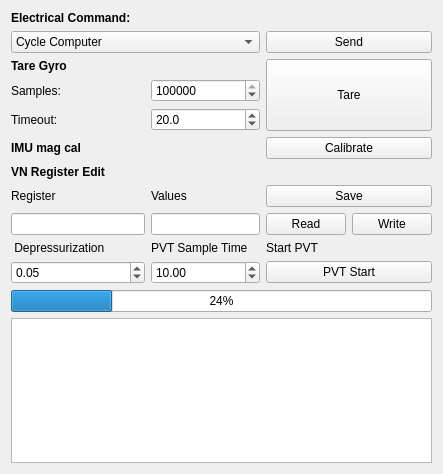
osu-uwrt/mercury_gui, file riptide_rviz/riptide_rviz/src/ElectricalPanel.ui: the form before one commit.
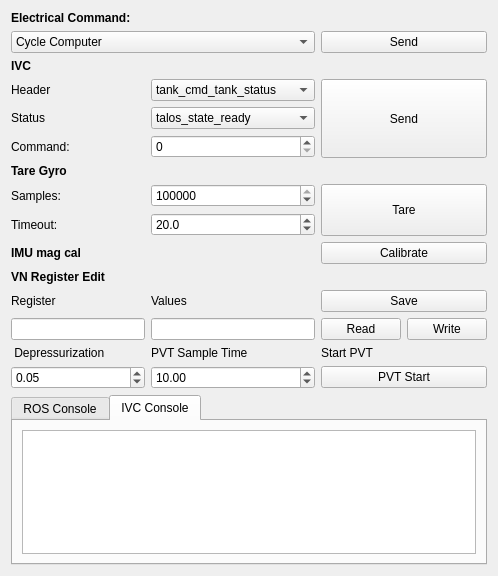
The form after the commit.

Commit message: ivc support in rviz electrical panel

The edit to the form file:
```diff
--- a/riptide_rviz/riptide_rviz/src/ElectricalPanel.ui
+++ b/riptide_rviz/riptide_rviz/src/ElectricalPanel.ui
@@ -6,8 +6,8 @@
    <rect>
     <x>0</x>
     <y>0</y>
-    <width>443</width>
-    <height>474</height>
+    <width>453</width>
+    <height>576</height>
    </rect>
   </property>
   <property name="sizePolicy">
@@ -22,79 +22,10 @@
   <layout class="QGridLayout" name="gridLayout_2">
    <item row="0" column="0">
     <layout class="QGridLayout" name="gridLayout">
-     <item row="14" column="1">
-      <widget class="QDoubleSpinBox" name="PVTSampleTime">
-       <property name="value">
-        <double>10.000000000000000</double>
-       </property>
-      </widget>
-     </item>
-     <item row="10" column="1">
-      <widget class="QLineEdit" name="registerData_2"/>
-     </item>
-     <item row="4" column="1">
-      <widget class="QDoubleSpinBox" name="tareTimeout">
-       <property name="decimals">
-        <number>1</number>
-       </property>
-       <property name="maximum">
-        <double>60.000000000000000</double>
-       </property>
-       <property name="singleStep">
-        <double>0.100000000000000</double>
-       </property>
-       <property name="value">
-        <double>20.000000000000000</double>
-       </property>
-      </widget>
-     </item>
-     <item row="13" column="2">
-      <widget class="QLabel" name="label_8">
-       <property name="text">
-        <string>Start PVT</string>
-       </property>
-      </widget>
-     </item>
-     <item row="2" column="0">
-      <widget class="QLabel" name="label_4">
-       <property name="sizePolicy">
-        <sizepolicy hsizetype="Preferred" vsizetype="Preferred">
-         <horstretch>0</horstretch>
-         <verstretch>0</verstretch>
-        </sizepolicy>
-       </property>
-       <property name="styleSheet">
-        <string notr="true">font-weight: bold</string>
-       </property>
-       <property name="text">
-        <string>Tare Gyro</string>
-       </property>
-      </widget>
-     </item>
-     <item row="10" column="0">
+     <item row="14" column="0">
       <widget class="QLineEdit" name="registerNum_2"/>
      </item>
-     <item row="9" column="0">
-      <widget class="QLabel" name="regLabel">
-       <property name="text">
-        <string>Register</string>
-       </property>
-      </widget>
-     </item>
-     <item row="3" column="1">
-      <widget class="QSpinBox" name="tareSamples">
-       <property name="minimum">
-        <number>1000</number>
-       </property>
-       <property name="maximum">
-        <number>1000000</number>
-       </property>
-       <property name="value">
-        <number>100000</number>
-       </property>
-      </widget>
-     </item>
-     <item row="18" column="0">
+     <item row="23" column="0">
       <spacer name="verticalSpacer">
        <property name="orientation">
         <enum>Qt::Vertical</enum>
@@ -107,67 +38,10 @@
        </property>
       </spacer>
      </item>
-     <item row="16" column="0" colspan="3">
-      <widget class="QTextBrowser" name="errLabel"/>
-     </item>
-     <item row="15" column="0" colspan="3">
-      <widget class="QProgressBar" name="calibProgress">
-       <property name="value">
-        <number>24</number>
-       </property>
-      </widget>
-     </item>
-     <item row="0" column="0" colspan="2">
-      <widget class="QLabel" name="label">
-       <property name="styleSheet">
-        <string notr="true">font-weight: bold</string>
-       </property>
+     <item row="5" column="0">
+      <widget class="QLabel" name="label_10">
        <property name="text">
-        <string>Electrical Command:</string>
-       </property>
-      </widget>
-     </item>
-     <item row="1" column="2">
-      <widget class="QPushButton" name="commandSend">
-       <property name="text">
-        <string>Send</string>
-       </property>
-      </widget>
-     </item>
-     <item row="13" column="0">
-      <widget class="QLabel" name="label_3">
-       <property name="text">
-        <string> Depressurization</string>
-       </property>
-      </widget>
-     </item>
-     <item row="14" column="0">
-      <widget class="QDoubleSpinBox" name="PVTDepressurization">
-       <property name="maximum">
-        <double>1.000000000000000</double>
-       </property>
-       <property name="value">
-        <double>0.050000000000000</double>
-       </property>
-      </widget>
-     </item>
-     <item row="6" column="2">
-      <widget class="QPushButton" name="magCalSend">
-       <property name="sizePolicy">
-        <sizepolicy hsizetype="Minimum" vsizetype="Fixed">
-         <horstretch>0</horstretch>
-         <verstretch>0</verstretch>
-        </sizepolicy>
-       </property>
-       <property name="text">
-        <string>Calibrate</string>
-       </property>
-      </widget>
-     </item>
-     <item row="4" column="0">
-      <widget class="QLabel" name="label_6">
-       <property name="text">
-        <string>Timeout:</string>
+        <string>Command:</string>
        </property>
       </widget>
      </item>
@@ -239,65 +113,148 @@
        </item>
       </widget>
      </item>
-     <item row="13" column="1">
+     <item row="18" column="2">
+      <widget class="QPushButton" name="PVTButton">
+       <property name="text">
+        <string>PVT Start</string>
+       </property>
+      </widget>
+     </item>
+     <item row="17" column="1">
       <widget class="QLabel" name="label_7">
        <property name="text">
         <string>PVT Sample Time</string>
        </property>
       </widget>
      </item>
-     <item row="2" column="2" rowspan="3">
-      <widget class="QPushButton" name="commandTareFog">
-       <property name="sizePolicy">
-        <sizepolicy hsizetype="Minimum" vsizetype="Expanding">
-         <horstretch>0</horstretch>
-         <verstretch>0</verstretch>
-        </sizepolicy>
-       </property>
-       <property name="text">
-        <string>Tare</string>
-       </property>
-      </widget>
-     </item>
-     <item row="6" column="0">
-      <widget class="QLabel" name="label_2">
-       <property name="styleSheet">
-        <string notr="true">font-weight: bold</string>
-       </property>
-       <property name="text">
-        <string>IMU mag cal</string>
+     <item row="18" column="1">
+      <widget class="QDoubleSpinBox" name="PVTSampleTime">
+       <property name="value">
+        <double>10.000000000000000</double>
        </property>
       </widget>
      </item>
      <item row="3" column="0">
-      <widget class="QLabel" name="label_5">
+      <widget class="QLabel" name="label_13">
        <property name="text">
-        <string>Samples:</string>
+        <string>Header</string>
        </property>
       </widget>
      </item>
-     <item row="14" column="2">
-      <widget class="QPushButton" name="PVTButton">
+     <item row="13" column="0">
+      <widget class="QLabel" name="regLabel">
        <property name="text">
-        <string>PVT Start</string>
+        <string>Register</string>
        </property>
       </widget>
      </item>
-     <item row="9" column="1">
+     <item row="3" column="2" rowspan="3">
+      <widget class="QPushButton" name="ivcSend">
+       <property name="sizePolicy">
+        <sizepolicy hsizetype="Minimum" vsizetype="Expanding">
+         <horstretch>0</horstretch>
+         <verstretch>0</verstretch>
+        </sizepolicy>
+       </property>
+       <property name="text">
+        <string>Send</string>
+       </property>
+      </widget>
+     </item>
+     <item row="7" column="1">
+      <widget class="QSpinBox" name="tareSamples">
+       <property name="minimum">
+        <number>1000</number>
+       </property>
+       <property name="maximum">
+        <number>1000000</number>
+       </property>
+       <property name="value">
+        <number>100000</number>
+       </property>
+      </widget>
+     </item>
+     <item row="13" column="1">
       <widget class="QLabel" name="valueLabel">
        <property name="text">
         <string>Values</string>
        </property>
       </widget>
      </item>
-     <item row="9" column="2">
-      <widget class="QPushButton" name="imuWriteSettings_2">
+     <item row="17" column="0">
+      <widget class="QLabel" name="label_3">
        <property name="text">
-        <string>Save</string>
+        <string> Depressurization</string>
        </property>
       </widget>
      </item>
-     <item row="10" column="2">
+     <item row="6" column="0">
+      <widget class="QLabel" name="label_4">
+       <property name="sizePolicy">
+        <sizepolicy hsizetype="Preferred" vsizetype="Preferred">
+         <horstretch>0</horstretch>
+         <verstretch>0</verstretch>
+        </sizepolicy>
+       </property>
+       <property name="styleSheet">
+        <string notr="true">font-weight: bold</string>
+       </property>
+       <property name="text">
+        <string>Tare Gyro</string>
+       </property>
+      </widget>
+     </item>
+     <item row="5" column="1">
+      <widget class="QSpinBox" name="ivcCommand"/>
+     </item>
+     <item row="17" column="2">
+      <widget class="QLabel" name="label_8">
+       <property name="text">
+        <string>Start PVT</string>
+       </property>
+      </widget>
+     </item>
+     <item row="7" column="2" rowspan="2">
+      <widget class="QPushButton" name="commandTareFog">
+       <property name="sizePolicy">
+        <sizepolicy hsizetype="Minimum" vsizetype="Expanding">
+         <horstretch>0</horstretch>
+         <verstretch>0</verstretch>
+        </sizepolicy>
+       </property>
+       <property name="text">
+        <string>Tare</string>
+       </property>
+      </widget>
+     </item>
+     <item row="0" column="0" colspan="2">
+      <widget class="QLabel" name="label">
+       <property name="styleSheet">
+        <string notr="true">font-weight: bold</string>
+       </property>
+       <property name="text">
+        <string>Electrical Command:</string>
+       </property>
+      </widget>
+     </item>
+     <item row="2" column="0">
+      <widget class="QLabel" name="label_9">
+       <property name="styleSheet">
+        <string notr="true">font-weight:bold</string>
+       </property>
+       <property name="text">
+        <string>IVC</string>
+       </property>
+      </widget>
+     </item>
+     <item row="8" column="0">
+      <widget class="QLabel" name="label_6">
+       <property name="text">
+        <string>Timeout:</string>
+       </property>
+      </widget>
+     </item>
+     <item row="14" column="2">
       <layout class="QHBoxLayout" name="horizontalLayout">
        <item>
         <widget class="QPushButton" name="imuRead_2">
@@ -315,7 +272,84 @@
        </item>
       </layout>
      </item>
-     <item row="7" column="0">
+     <item row="1" column="2">
+      <widget class="QPushButton" name="commandSend">
+       <property name="text">
+        <string>Send</string>
+       </property>
+      </widget>
+     </item>
+     <item row="10" column="0">
+      <widget class="QLabel" name="label_2">
+       <property name="styleSheet">
+        <string notr="true">font-weight: bold</string>
+       </property>
+       <property name="text">
+        <string>IMU mag cal</string>
+       </property>
+      </widget>
+     </item>
+     <item row="20" column="0" colspan="3">
+      <widget class="QTabWidget" name="consoleTab">
+       <property name="currentIndex">
+        <number>1</number>
+       </property>
+       <widget class="QWidget" name="tab_3">
+        <attribute name="title">
+         <string>ROS Console</string>
+        </attribute>
+        <layout class="QGridLayout" name="gridLayout_3">
+         <item row="0" column="0">
+          <widget class="QProgressBar" name="calibProgress">
+           <property name="value">
+            <number>24</number>
+           </property>
+          </widget>
+         </item>
+         <item row="1" column="0">
+          <widget class="QTextBrowser" name="errLabel"/>
+         </item>
+        </layout>
+       </widget>
+       <widget class="QWidget" name="tab_4">
+        <attribute name="title">
+         <string>IVC Console</string>
+        </attribute>
+        <layout class="QGridLayout" name="gridLayout_4">
+         <item row="0" column="0">
+          <widget class="QTextEdit" name="ivcConsole">
+           <property name="readOnly">
+            <bool>true</bool>
+           </property>
+          </widget>
+         </item>
+        </layout>
+       </widget>
+      </widget>
+     </item>
+     <item row="14" column="1">
+      <widget class="QLineEdit" name="registerData_2"/>
+     </item>
+     <item row="3" column="1">
+      <widget class="QComboBox" name="ivcHeader">
+       <item>
+        <property name="text">
+         <string>tank_cmd_tank_status</string>
+        </property>
+       </item>
+       <item>
+        <property name="text">
+         <string>talos_cmd_talos_status</string>
+        </property>
+       </item>
+       <item>
+        <property name="text">
+         <string>talos_cmd_fish_heading</string>
+        </property>
+       </item>
+      </widget>
+     </item>
+     <item row="11" column="0">
       <widget class="QLabel" name="regEdit">
        <property name="font">
         <font>
@@ -328,6 +362,95 @@
        </property>
       </widget>
      </item>
+     <item row="13" column="2">
+      <widget class="QPushButton" name="imuWriteSettings_2">
+       <property name="text">
+        <string>Save</string>
+       </property>
+      </widget>
+     </item>
+     <item row="18" column="0">
+      <widget class="QDoubleSpinBox" name="PVTDepressurization">
+       <property name="maximum">
+        <double>1.000000000000000</double>
+       </property>
+       <property name="value">
+        <double>0.050000000000000</double>
+       </property>
+      </widget>
+     </item>
+     <item row="7" column="0">
+      <widget class="QLabel" name="label_5">
+       <property name="text">
+        <string>Samples:</string>
+       </property>
+      </widget>
+     </item>
+     <item row="10" column="2">
+      <widget class="QPushButton" name="magCalSend">
+       <property name="sizePolicy">
+        <sizepolicy hsizetype="Minimum" vsizetype="Fixed">
+         <horstretch>0</horstretch>
+         <verstretch>0</verstretch>
+        </sizepolicy>
+       </property>
+       <property name="text">
+        <string>Calibrate</string>
+       </property>
+      </widget>
+     </item>
+     <item row="8" column="1">
+      <widget class="QDoubleSpinBox" name="tareTimeout">
+       <property name="decimals">
+        <number>1</number>
+       </property>
+       <property name="maximum">
+        <double>60.000000000000000</double>
+       </property>
+       <property name="singleStep">
+        <double>0.100000000000000</double>
+       </property>
+       <property name="value">
+        <double>20.000000000000000</double>
+       </property>
+      </widget>
+     </item>
+     <item row="4" column="0">
+      <widget class="QLabel" name="label_11">
+       <property name="text">
+        <string>Status</string>
+       </property>
+      </widget>
+     </item>
+     <item row="4" column="1">
+      <widget class="QComboBox" name="ivcStatus">
+       <item>
+        <property name="text">
+         <string>talos_state_ready</string>
+        </property>
+       </item>
+       <item>
+        <property name="text">
+         <string>talos_state_deploy_tank</string>
+        </property>
+       </item>
+       <item>
+        <property name="text">
+         <string>talos_state_tank_go</string>
+        </property>
+       </item>
+       <item>
+        <property name="text">
+         <string>tank_state_ready</string>
+        </property>
+       </item>
+       <item>
+        <property name="text">
+         <string>tank_state_deploying</string>
+        </property>
+       </item>
+      </widget>
+     </item>
     </layout>
    </item>
   </layout>
```
The commit also changes 3 other files.
